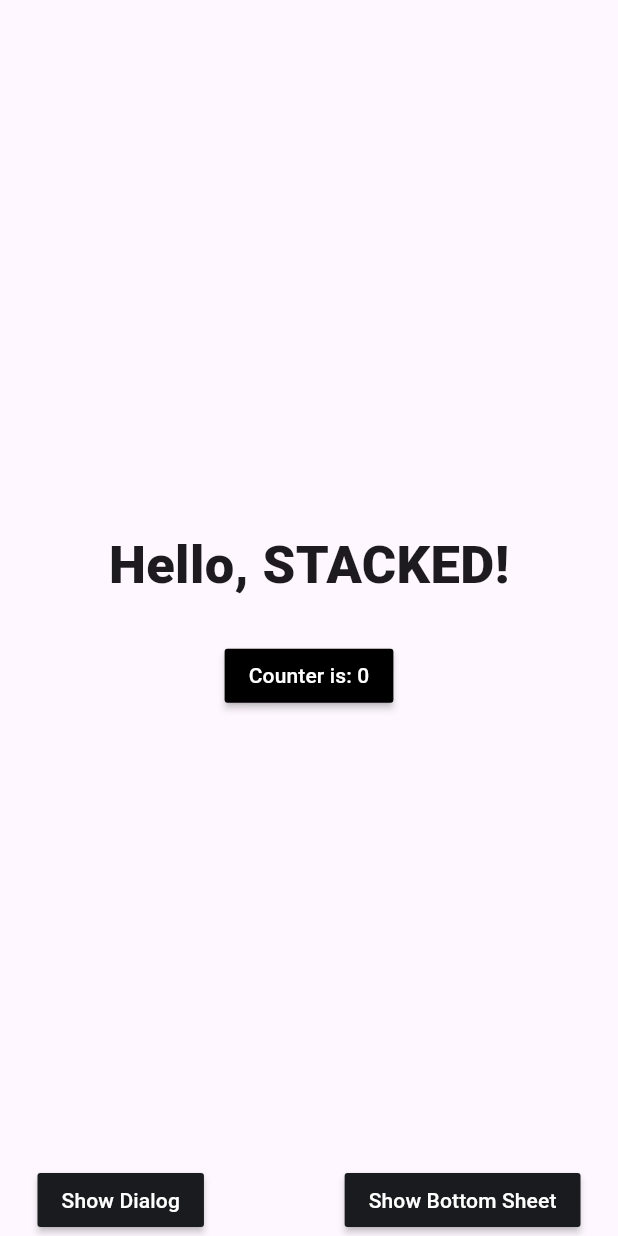
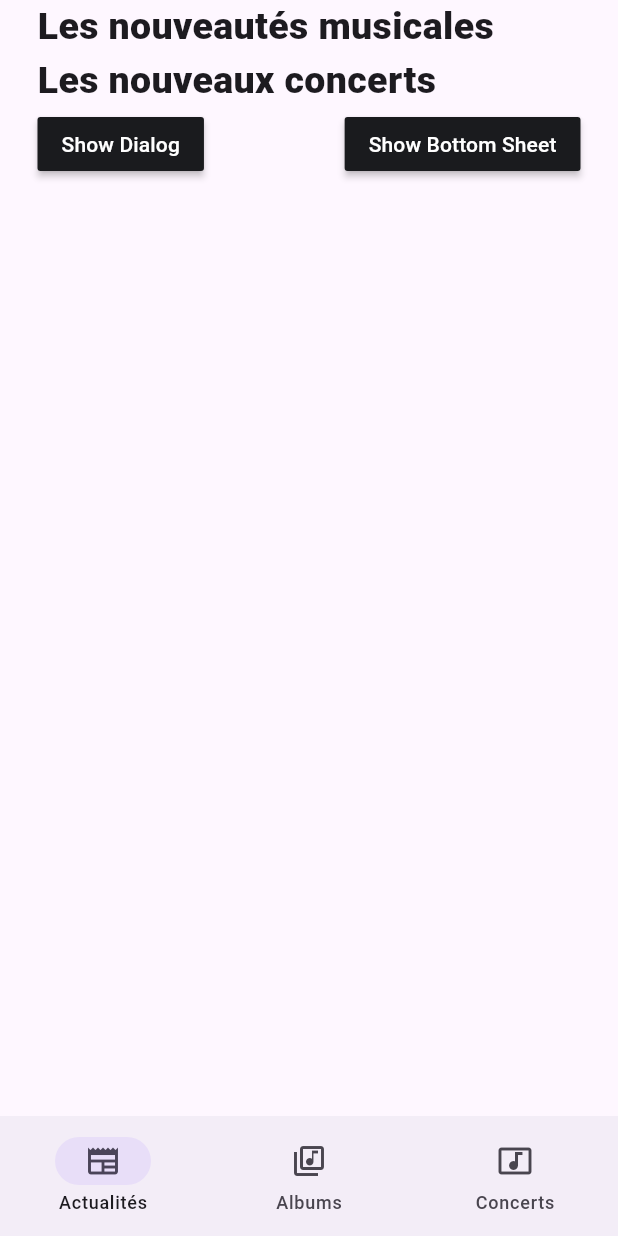
Before and after one commit to zilliw/pml, a Flutter app: the screen it shows after launch, on a phone screen of 412 x 824 dp. Run offline on Flutter 3.47's test engine with Material 3 defaults, Android fonts, the phone set to English and light mode, and no system bars; our stand-ins replace stacked, stacked_services, stacked_shared.

Commit message:
create views for menu but not linked with index

```diff
--- a/lib/app/app.dart
+++ b/lib/app/app.dart
@@ -4,13 +4,17 @@ import 'package:pml/ui/views/home/home_view.dart';
 import 'package:pml/ui/views/startup/startup_view.dart';
 import 'package:stacked/stacked_annotations.dart';
 import 'package:stacked_services/stacked_services.dart';
+import 'package:pml/ui/views/albums/albums_view.dart';
+import 'package:pml/ui/views/concerts/concerts_view.dart';
 // @stacked-import
 
 @StackedApp(
   routes: [
     MaterialRoute(page: HomeView),
     MaterialRoute(page: StartupView),
-    // @stacked-route
+    MaterialRoute(page: AlbumsView),
+    MaterialRoute(page: ConcertsView),
+// @stacked-route
   ],
   dependencies: [
     LazySingleton(classType: BottomSheetService),
--- /dev/null
+++ b/lib/ui/views/albums/albums_view.dart
@@ -0,0 +1,28 @@
+import 'package:flutter/material.dart';
+import 'package:stacked/stacked.dart';
+
+import 'albums_viewmodel.dart';
+
+class AlbumsView extends StackedView<AlbumsViewModel> {
+  const AlbumsView({Key? key}) : super(key: key);
+
+  @override
+  Widget builder(
+    BuildContext context,
+    AlbumsViewModel viewModel,
+    Widget? child,
+  ) {
+    return Scaffold(
+      backgroundColor: Theme.of(context).colorScheme.background,
+      body: Container(
+        padding: const EdgeInsets.only(left: 25.0, right: 25.0),
+      ),
+    );
+  }
+
+  @override
+  AlbumsViewModel viewModelBuilder(
+    BuildContext context,
+  ) =>
+      AlbumsViewModel();
+}
--- /dev/null
+++ b/lib/ui/views/albums/albums_viewmodel.dart
@@ -0,0 +1,3 @@
+import 'package:stacked/stacked.dart';
+
+class AlbumsViewModel extends BaseViewModel {}
--- /dev/null
+++ b/lib/ui/views/concerts/concerts_view.dart
@@ -0,0 +1,28 @@
+import 'package:flutter/material.dart';
+import 'package:stacked/stacked.dart';
+
+import 'concerts_viewmodel.dart';
+
+class ConcertsView extends StackedView<ConcertsViewModel> {
+  const ConcertsView({Key? key}) : super(key: key);
+
+  @override
+  Widget builder(
+    BuildContext context,
+    ConcertsViewModel viewModel,
+    Widget? child,
+  ) {
+    return Scaffold(
+      backgroundColor: Theme.of(context).colorScheme.background,
+      body: Container(
+        padding: const EdgeInsets.only(left: 25.0, right: 25.0),
+      ),
+    );
+  }
+
+  @override
+  ConcertsViewModel viewModelBuilder(
+    BuildContext context,
+  ) =>
+      ConcertsViewModel();
+}
--- /dev/null
+++ b/lib/ui/views/concerts/concerts_viewmodel.dart
@@ -0,0 +1,3 @@
+import 'package:stacked/stacked.dart';
+
+class ConcertsViewModel extends BaseViewModel {}
--- a/lib/ui/views/home/home_view.dart
+++ b/lib/ui/views/home/home_view.dart
@@ -14,42 +14,36 @@ class HomeView extends StackedView<HomeViewModel> {
     HomeViewModel viewModel,
     Widget? child,
   ) {
-    return Scaffold(
+    return ViewModelBuilder<HomeViewModel>.reactive(
+      viewModelBuilder: () => HomeViewModel(),
+      builder: (context, viewModel, child) => Scaffold(
         body: SafeArea(
+          child: SingleChildScrollView(
             child: Padding(
               padding: const EdgeInsets.symmetric(horizontal: 25.0),
-          child: Center(
               child: Column(
-              mainAxisSize: MainAxisSize.max,
-              mainAxisAlignment: MainAxisAlignment.spaceBetween,
-              children: [
-                verticalSpaceLarge,
-                Column(
+                crossAxisAlignment: CrossAxisAlignment.start,
                 children: [
                   const Text(
-                      'Hello, STACKED!',
+                    'Les nouveautés musicales',
                     style: TextStyle(
-                        fontSize: 35,
+                      fontSize: 25,
                       fontWeight: FontWeight.w900,
                     ),
                   ),
-                    verticalSpaceMedium,
-                    MaterialButton(
-                      color: Colors.black,
-                      onPressed: viewModel.incrementCounter,
-                      child: Text(
-                        viewModel.counterLabel,
-                        style: const TextStyle(color: Colors.white),
+                  const Text(
+                    'Les nouveaux concerts',
+                    style: TextStyle(
+                      fontSize: 25,
+                      fontWeight: FontWeight.w900,
                     ),
-                    ),
-                  ],
                   ),
                   Row(
                     mainAxisAlignment: MainAxisAlignment.spaceBetween,
                     children: [
                       MaterialButton(
                         color: kcDarkGreyColor,
-                      onPressed: viewModel.showDialog,
+                        onPressed: () {},
                         child: const Text(
                           'Show Dialog',
                           style: TextStyle(
@@ -59,7 +53,7 @@ class HomeView extends StackedView<HomeViewModel> {
                       ),
                       MaterialButton(
                         color: kcDarkGreyColor,
-                      onPressed: viewModel.showBottomSheet,
+                        onPressed: () {},
                         child: const Text(
                           'Show Bottom Sheet',
                           style: TextStyle(
@@ -74,6 +68,14 @@ class HomeView extends StackedView<HomeViewModel> {
             ),
           ),
         ),
+        bottomNavigationBar: NavigationBar(
+          height: 80,
+          selectedIndex: viewModel.currentIndex,
+          destinations: viewModel.getMenu(context),
+          animationDuration: const Duration(seconds: 2),
+          onDestinationSelected: viewModel.setIndex,
+        ),
+      ),
     );
   }
 
--- a/lib/ui/views/home/home_viewmodel.dart
+++ b/lib/ui/views/home/home_viewmodel.dart
@@ -1,36 +1,38 @@
-import 'package:pml/app/app.bottomsheets.dart';
-import 'package:pml/app/app.dialogs.dart';
-import 'package:pml/app/app.locator.dart';
-import 'package:pml/ui/common/app_strings.dart';
+import 'package:flutter/material.dart';
+import 'package:pml/ui/views/albums/albums_view.dart';
+import 'package:pml/ui/views/concerts/concerts_view.dart';
+import 'package:pml/ui/views/home/home_view.dart';
 import 'package:stacked/stacked.dart';
-import 'package:stacked_services/stacked_services.dart';
 
-class HomeViewModel extends BaseViewModel {
-  final _dialogService = locator<DialogService>();
-  final _bottomSheetService = locator<BottomSheetService>();
-
-  String get counterLabel => 'Counter is: $_counter';
-
-  int _counter = 0;
-
-  void incrementCounter() {
-    _counter++;
-    rebuildUi();
+class HomeViewModel extends IndexTrackingViewModel {
+  List<NavigationDestination> getMenu(BuildContext context) {
+    return [
+      const NavigationDestination(
+        icon: Icon(Icons.newspaper),
+        label: 'Actualités',
+      ),
+      const NavigationDestination(
+        icon: Icon(Icons.my_library_music_outlined),
+        label: 'Albums',
+      ),
+      const NavigationDestination(
+        icon: Icon(Icons.music_video_outlined),
+        label: 'Concerts',
+      ),
+    ];
   }
 
-  void showDialog() {
-    _dialogService.showCustomDialog(
-      variant: DialogType.infoAlert,
-      title: 'Stacked Rocks!',
-      description: 'Give stacked $_counter stars on Github',
-    );
-  }
-
-  void showBottomSheet() {
-    _bottomSheetService.showCustomSheet(
-      variant: BottomSheetType.notice,
-      title: ksHomeBottomSheetTitle,
-      description: ksHomeBottomSheetDescription,
-    );
+  Widget getView() {
+    switch (currentIndex) {
+      case 0:
+        return const HomeView();
+      case 1:
+        return const AlbumsView();
+      case 2:
+        return const ConcertsView();
+      case 3:
+      default:
+        return const HomeView();
+    }
   }
 }
```
Also changed, not shown: lib/app/app.router.dart (+89 -5 lines), 4 other files. Lines whose indentation alone changed are shown as unchanged.
